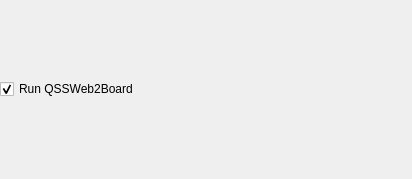
Before: the Qt Designer form win_installer/packages/com.bq.qssweb2board/meta/runappcheckboxform.ui in Bitbloq/QSSWeb2Board, drawn with Qt 5.
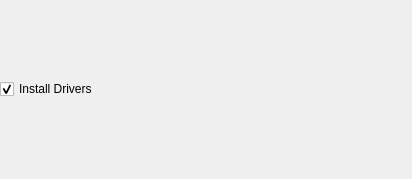
After: the same form once the commit is applied.

Commit message: added driver installation to windows installer

What changed in the file:
```diff
--- a/win_installer/packages/com.bq.qssweb2board/meta/runappcheckboxform.ui
+++ b/win_installer/packages/com.bq.qssweb2board/meta/runappcheckboxform.ui
@@ -15,9 +15,9 @@
     <number>0</number>
    </property>
    <item>
-    <widget class="QCheckBox" name="runAppCheckBox">
+    <widget class="QCheckBox" name="installDriversCheckBox">
      <property name="text">
-      <string>Run QSSWeb2Board</string>
+      <string>Install Drivers</string>
      </property>
      <property name="checked">
       <bool>true</bool>
@@ -27,6 +27,19 @@
      </property>
     </widget>
    </item>
+   <!--<item>
+    <widget class="QCheckBox" name="runAppCheckBox">
+     <property name="text">
+      <string>Run QSSWeb2Board</string>
+     </property>
+     <property name="checked">
+      <bool>false</bool>
+     </property>
+     <property name="tristate">
+      <bool>false</bool>
+     </property>
+    </widget>
+   </item>-->
   </layout>
  </widget>
  <resources/>
```
The commit also changes 69 other files.
